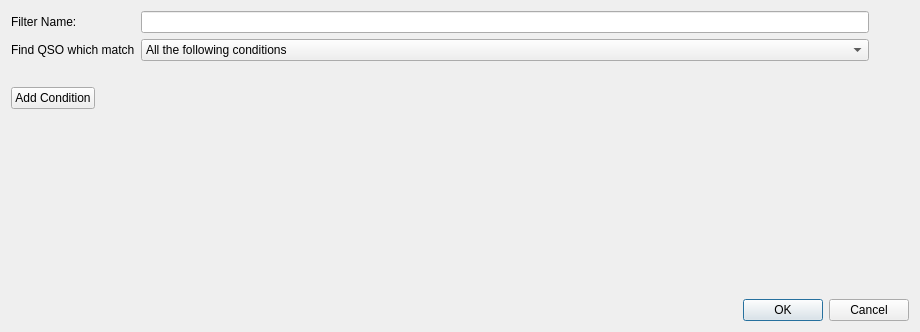
k5mcd/QLog, file ui/QSOFilterDetail.ui: the form before one commit.
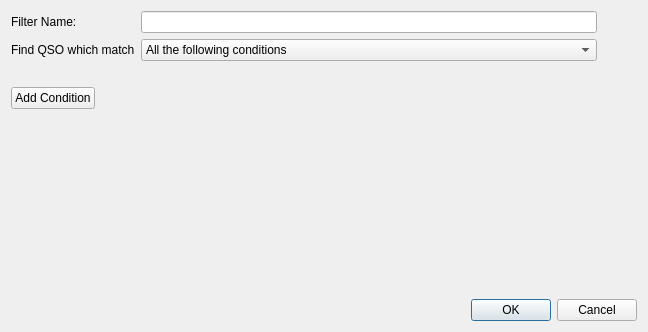
The form after the commit.

Commit message: QSO Filter: Fix an incorect size of the widget

Diff of the .ui file:
```diff
--- a/ui/QSOFilterDetail.ui
+++ b/ui/QSOFilterDetail.ui
@@ -6,7 +6,7 @@
    <rect>
     <x>0</x>
     <y>0</y>
-    <width>920</width>
+    <width>648</width>
     <height>332</height>
    </rect>
   </property>
```
